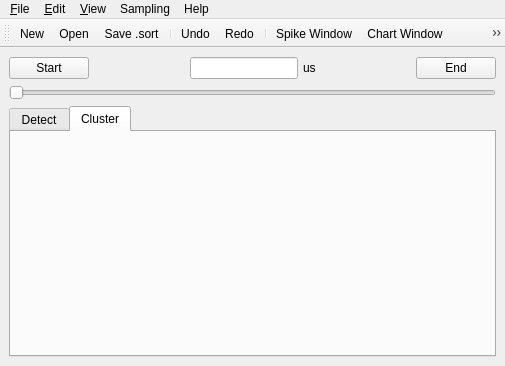
Old version of the form spyke/spyke.ui in the repository spyke/spyke.
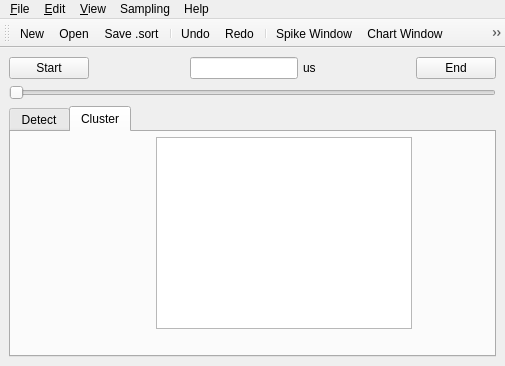
New version of the form. The open tabs and pages were chosen to show the change. Icons and pictures are not drawn.

Commit message: rudimentary IPython shell embedding trying to get spike window to open fix undo/redo icon transparency

Diff of the .ui file:
```diff
--- a/spyke/spyke.ui
+++ b/spyke/spyke.ui
@@ -638,6 +638,25 @@
        <attribute name="title">
         <string>Cluster</string>
        </attribute>
+       <widget class="QListView" name="clist">
+        <property name="geometry">
+         <rect>
+          <x>145</x>
+          <y>5</y>
+          <width>256</width>
+          <height>192</height>
+         </rect>
+        </property>
+        <property name="selectionMode">
+         <enum>QAbstractItemView::ExtendedSelection</enum>
+        </property>
+        <property name="flow">
+         <enum>QListView::LeftToRight</enum>
+        </property>
+        <property name="viewMode">
+         <enum>QListView::IconMode</enum>
+        </property>
+       </widget>
       </widget>
      </widget>
     </item>
```
Left out of the diff: 6 changed lines with no effect on the pictures. The commit also changes 5 other files.
